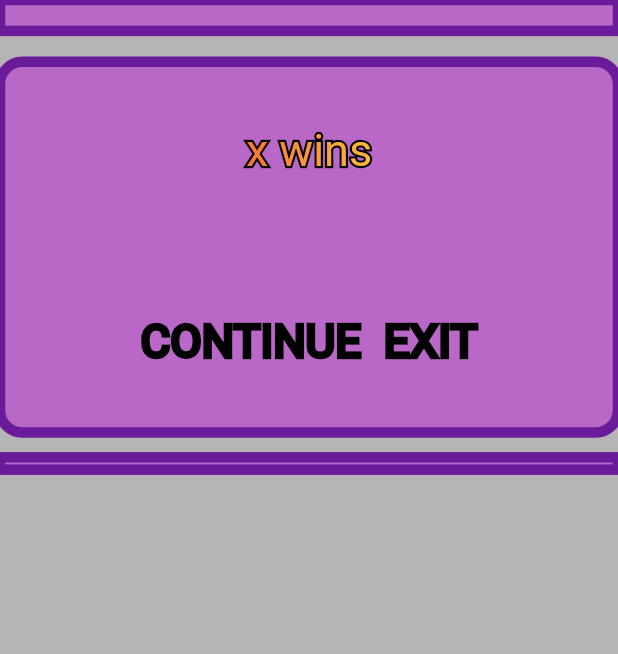
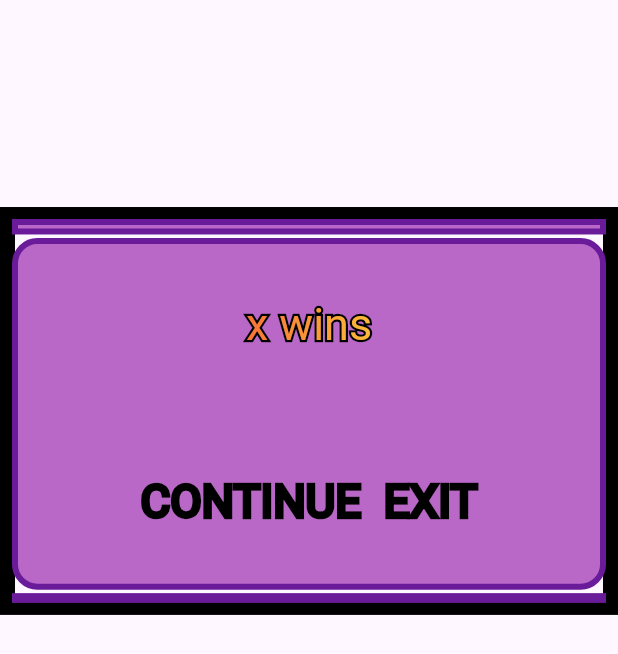
Before and after one commit to MohammedSolyman/funny_tic_tac_toe, a Flutter app: the MyDialog widget shown alone on an empty page, opened directly, on a phone screen of 412 x 824 dp. Shown: the top 654 px of the screen. Run offline on Flutter 3.47's test engine with Material 3 defaults, Android fonts, the phone set to English and light mode, and no system bars; our stand-ins replace get, google_fonts; Roboto replaces fonts that are missing (Creepster).

Commit message:
dialog dimensions were modified

```diff
--- a/lib/controllers/game_controller.dart
+++ b/lib/controllers/game_controller.dart
@@ -577,7 +577,14 @@ class GameController extends GetxController with GetTickerProviderStateMixin {
     model.value.winningAnimationController.forward();
   }
 
-//8. dialog
+//8. dialog /////////////////////////////////////////////////////////
+
+  void _initializeDialogDimensions() {
+    model.update((val) {
+      val!.dialogHeight = dCont.model.value.height * 0.33;
+      val.dialogWidth = dCont.model.value.width;
+    });
+  }
 
   void showDialog() {}
 
@@ -587,6 +594,7 @@ class GameController extends GetxController with GetTickerProviderStateMixin {
     _initializeGridDimenions();
     _initializeGridPoints();
     _initializePanelDimenions();
+    _initializeDialogDimensions();
     //initialize animations
     _initializeGridAnimation();
     _initializeSymbolAnimation();
--- a/lib/models/game_model.dart
+++ b/lib/models/game_model.dart
@@ -31,7 +31,7 @@ class GameModel {
       4000; //period to be waited before animating the panel.
   late AnimationController panelAnimationController;
 
-  //3. moving dash
+  //3. moving dash //////////////////////////////////////////////////////////////
   double movingDashFraction = 0;
   final int movingDashAniamteDuration = 300; //millisec
   late AnimationController movingDashAnimationController;
@@ -53,6 +53,14 @@ class GameModel {
   late AnimationController winningAnimationController;
   double winnginLineProgress = 0;
   final int winningLineDuration = 2000;
+
+  //7. dialog////////////////////////////////////////////////////
+  double dialogWidth = 0;
+  double dialogHeight = 0;
+
+  Alignment dialogAlignmentStart = const Alignment(4, 0.2);
+  Alignment dialogAlignmentEnd = const Alignment(0, 0.2);
+  Alignment dialogAlignment = const Alignment(4, 0.2);
 }
 
 class GridPoints {
--- a/lib/views/game_screen.dart
+++ b/lib/views/game_screen.dart
@@ -1,6 +1,8 @@
 import 'package:flutter/material.dart';
 import 'package:funny_tic_tac_toe/controllers/game_controller.dart';
 import 'package:funny_tic_tac_toe/widgets/game_widgets/game_gridview.dart';
+import 'package:funny_tic_tac_toe/widgets/game_widgets/my_dialog/barrier.dart';
+import 'package:funny_tic_tac_toe/widgets/game_widgets/my_dialog/my_dialog.dart';
 import 'package:funny_tic_tac_toe/widgets/game_widgets/panel/panel.dart';
 import 'package:funny_tic_tac_toe/widgets/my_background/my_background.dart';
 import 'package:funny_tic_tac_toe/widgets/transition_widgets/transition_block.dart';
@@ -13,16 +15,20 @@ class GameScreen extends StatelessWidget {
   @override
   Widget build(BuildContext context) {
     Get.put(GameController());
-    return const Scaffold(
+    return Scaffold(
       body: Center(
           child: Stack(
         children: [
-          MyBackground(),
-          TopBlock(),
-          Panel(),
-          GameGridView(),
-          ResetIcon(), //for debuging purpose only
-          IgnorePointer(child: TransitionBlock())
+          const MyBackground(),
+          const TopBlock(),
+          const Panel(),
+          const GameGridView(),
+
+          2 == 3 ? const Barrier() : Container(),
+          const IgnorePointer(child: MyDialog()),
+
+          const ResetIcon(), //for debuging purpose only
+          const IgnorePointer(child: TransitionBlock())
         ],
       )),
     );
--- a/lib/widgets/game_widgets/my_dialog/dialog_box.dart
+++ b/lib/widgets/game_widgets/my_dialog/dialog_box.dart
@@ -1,5 +1,5 @@
 import 'package:flutter/material.dart';
-import 'package:funny_tic_tac_toe/controllers/dimensions_controller.dart';
+import 'package:funny_tic_tac_toe/controllers/game_controller.dart';
 import 'package:funny_tic_tac_toe/controllers/theming_controller.dart';
 import 'package:get/get.dart';
 import 'package:google_fonts/google_fonts.dart';
@@ -9,7 +9,8 @@ class DialogBox extends StatelessWidget {
 
   @override
   Widget build(BuildContext context) {
-    DimensionsController dCont = Get.find<DimensionsController>();
+    // DimensionsController dCont = Get.find<DimensionsController>();
+    GameController gCont = Get.find<GameController>();
     ThemingController thCont = Get.find<ThemingController>();
     return Obx(
       () {
@@ -22,7 +23,8 @@ class DialogBox extends StatelessWidget {
                 bubbleBorderColor: Colors.red,
                 textColor: Colors.yellow,
                 text: 'x wins'),
-            size: Size(dCont.model.value.width, dCont.model.value.height),
+            size: Size(
+                gCont.model.value.dialogWidth, gCont.model.value.dialogHeight),
           ),
         );
       },
@@ -49,23 +51,23 @@ class DialogBoxPaint extends CustomPainter {
   @override
   void paint(Canvas canvas, Size size) {
     //dimensions
-    double widthUnit = size.width / 100;
-    double heightUnit = size.height / 100;
+    double width = size.width;
+    double height = size.height;
 
     //first line
     Offset a1 = const Offset(0, 0);
-    Offset b1 = Offset(widthUnit * 100, heightUnit * 2.5);
+    Offset b1 = Offset(width, height * 0.025);
     Rect rect1 = Rect.fromPoints(a1, b1);
 
     //box
-    Offset a2 = Offset(0, heightUnit * 5);
-    Offset b2 = Offset(widthUnit * 100, heightUnit * 35);
+    Offset a2 = Offset(0, height * 0.05);
+    Offset b2 = Offset(width, height * 0.965);
     Rect rect2 = Rect.fromPoints(a2, b2);
     RRect rrect2 = RRect.fromRectAndRadius(rect2, const Radius.circular(15));
 
     //second line
-    Offset a3 = Offset(0, heightUnit * 37);
-    Offset b3 = Offset(widthUnit * 100, heightUnit * 38);
+    Offset a3 = Offset(0, height * 0.99);
+    Offset b3 = Offset(width, height);
     Rect rect3 = Rect.fromPoints(a3, b3);
 
     //text border ///////////////////////////////////////////////
@@ -94,15 +96,15 @@ class DialogBoxPaint extends CustomPainter {
     textBorderPainter.layout();
 
     //text border position
-    Offset textBorderPosition = Offset(
-        (widthUnit * 100 - textBorderPainter.width) * 0.5, heightUnit * 10);
+    Offset textBorderPosition =
+        Offset((width - textBorderPainter.width) * 0.5, height * 0.2);
 
     //text body //////////////////////////////////////////////////
     //text body paint
     Paint textBody = Paint();
     textBody.shader = const LinearGradient(colors: [Colors.red, Colors.yellow])
         .createShader(Rect.fromCircle(
-            center: Offset(widthUnit * 50, heightUnit * 50), radius: 100));
+            center: Offset(width * 0.5, height * 0.5), radius: 100));
     textBody.style = PaintingStyle.fill;
 
     //text body span
@@ -124,20 +126,15 @@ class DialogBoxPaint extends CustomPainter {
     textBodyPainter.layout();
 
     //text body position
-    Offset textBodyPosition = Offset(
-        (widthUnit * 100 - textBodyPainter.width) * 0.5, heightUnit * 10);
+    Offset textBodyPosition =
+        Offset((width - textBodyPainter.width) * 0.5, height * 0.2);
 
     //paints////////////////////////////////////////////////////
-    //barrier paint
-    Paint barrierPaint = Paint();
-    barrierPaint.color = Colors.grey.withOpacity(0.5);
-    barrierPaint.style = PaintingStyle.fill;
-
     //border paint
     Paint borderPaint = Paint();
     borderPaint.color = borderColor;
     borderPaint.style = PaintingStyle.stroke;
-    borderPaint.strokeWidth = 7;
+    borderPaint.strokeWidth = 4;
 
     //body paint
     Paint bodyPaint = Paint();
@@ -145,8 +142,6 @@ class DialogBoxPaint extends CustomPainter {
     bodyPaint.style = PaintingStyle.fill;
 
     //drawing////////////////////////////////////////////////////
-    //drawing barrier
-    canvas.drawPaint(barrierPaint);
 
     //drawing bodies
     canvas.drawRect(rect1, bodyPaint);
--- a/lib/widgets/game_widgets/my_dialog/my_dialog.dart
+++ b/lib/widgets/game_widgets/my_dialog/my_dialog.dart
@@ -1,8 +1,9 @@
 import 'package:flutter/material.dart';
-import 'package:funny_tic_tac_toe/widgets/game_widgets/my_dialog/barrier.dart';
+import 'package:funny_tic_tac_toe/controllers/game_controller.dart';
 import 'package:funny_tic_tac_toe/widgets/game_widgets/my_dialog/continue_button.dart';
 import 'package:funny_tic_tac_toe/widgets/game_widgets/my_dialog/dialog_box.dart';
 import 'package:funny_tic_tac_toe/widgets/game_widgets/my_dialog/exit_button.dart';
+import 'package:get/get.dart';
 
 class MyDialog extends StatelessWidget {
   const MyDialog({super.key});
@@ -10,12 +11,20 @@ class MyDialog extends StatelessWidget {
   @override
   Widget build(BuildContext context) {
     double heightWidth = MediaQuery.of(context).size.height / 100;
-    return Stack(
+    GameController gCont = Get.find<GameController>();
+    return Obx(() {
+      return Align(
+        alignment: const Alignment(-1, -0.5),
+        child: Container(
+          decoration:
+              BoxDecoration(border: Border.all(color: Colors.black, width: 10)),
+          height: gCont.model.value.dialogHeight,
+          width: gCont.model.value.dialogWidth,
+          child: Stack(
             children: [
-        const Barrier(),
               const DialogBox(),
               Padding(
-          padding: EdgeInsets.only(top: heightWidth * 25),
+                padding: EdgeInsets.only(top: heightWidth * 20),
                 child: const Row(
                   mainAxisAlignment: MainAxisAlignment.center,
                   children: [
@@ -26,6 +35,9 @@ class MyDialog extends StatelessWidget {
                 ),
               )
             ],
+          ),
+        ),
       );
+    });
   }
 }
```
Lines whose indentation alone changed are shown as unchanged.
